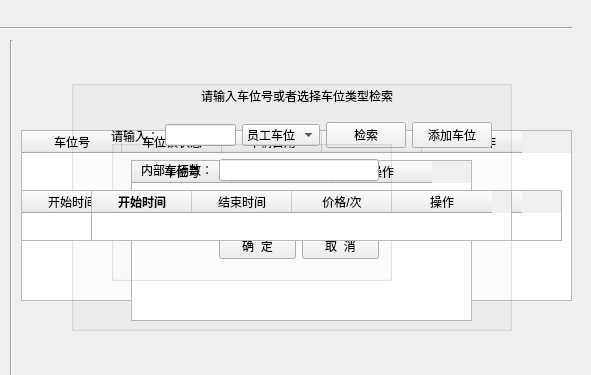
Old version of the form Python_tensorflow_LicensePlate/front/seatManage.ui in the repository handsomeyaqiang/plate_number_of_company_parking_lot; both pictures show x 179 to 770 and y 0 to 375 of the 770 by 521 pixel window.
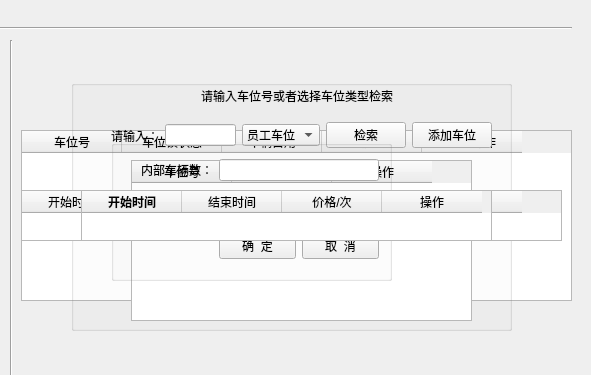
New version of the form.

Commit message: 微调了布局

What changed in the file:
```diff
--- a/Python_tensorflow_LicensePlate/front/seatManage.ui
+++ b/Python_tensorflow_LicensePlate/front/seatManage.ui
@@ -386,9 +386,9 @@
   <widget class="QTableWidget" name="tableWidget_5">
    <property name="geometry">
     <rect>
-     <x>270</x>
+     <x>260</x>
      <y>190</y>
-     <width>421</width>
+     <width>411</width>
      <height>51</height>
     </rect>
    </property>
```
The commit also changes 3 other files.
